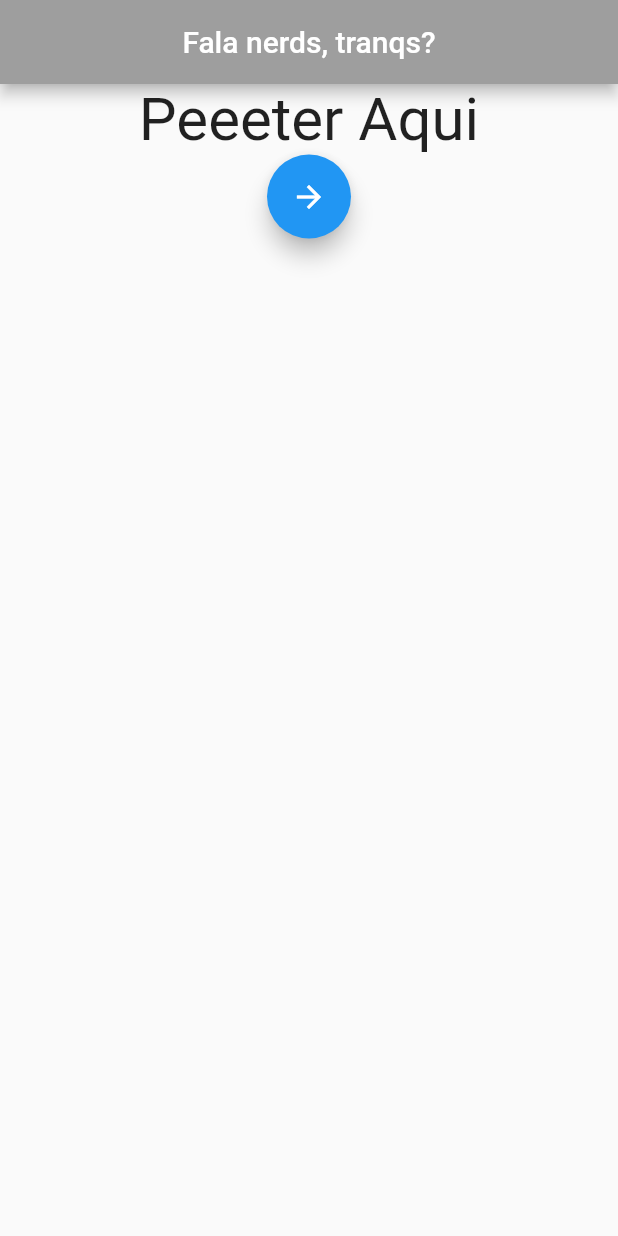
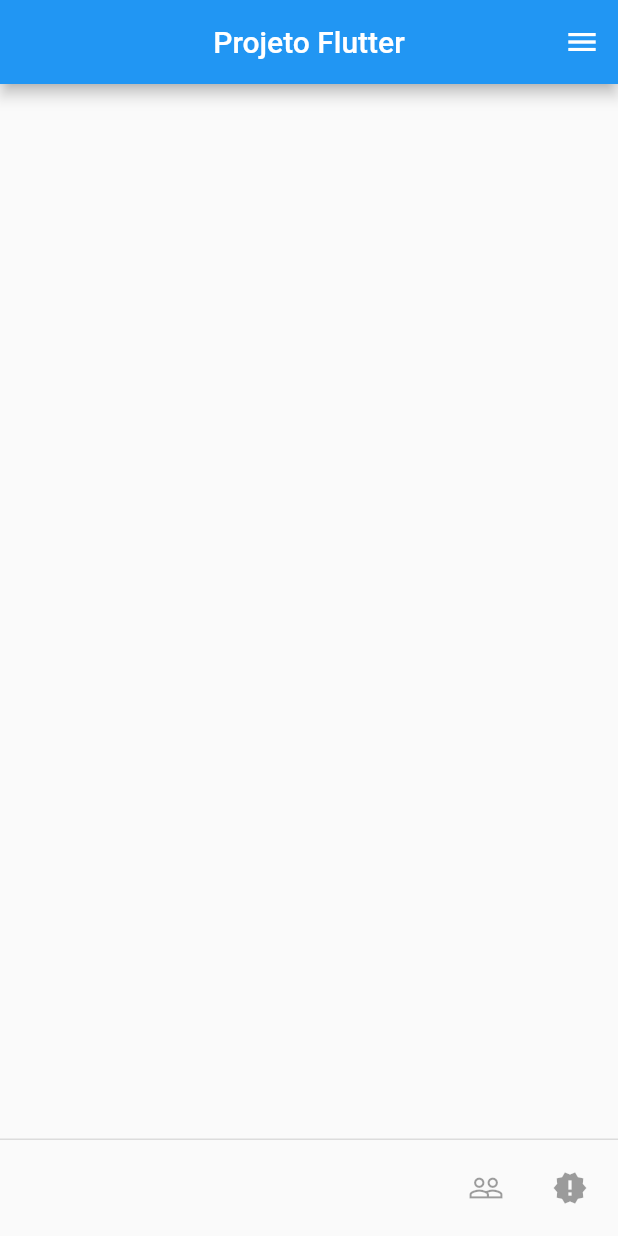
Before and after one commit to Rafel460/Projeto-Flutter, a Flutter app: the screen it shows after launch, on a phone screen of 412 x 824 dp. Run offline on Flutter 3.47's test engine with Material 2 defaults, Android fonts, the phone set to English and light mode, and no system bars; Roboto replaces fonts that are missing (Verdana).

Commit message:
Versao 10-04

```diff
--- a/lib/main.dart
+++ b/lib/main.dart
@@ -1,33 +1,37 @@
 import 'package:flutter/material.dart';
+
 void main(){
-  runApp(ProgramaBrabor());
-}
-void alertar(){
-  print('Teste 1,2');
+  runApp(ProjetoFlutter());
 }
 
-class ProgramaBrabor extends StatelessWidget{
+class ProjetoFlutter extends StatelessWidget{
   @override
   Widget build(BuildContext context){
     return MaterialApp(
       home: Scaffold(
         appBar: AppBar(
-        backgroundColor: Colors.grey,
-        title:Text('Fala nerds, tranqs?', style: TextStyle(fontFamily: 'Verdana'),),
-        centerTitle: true,
+          backgroundColor: Colors.blue,
+          title: Text('Projeto Flutter'),
+          centerTitle: true,
+          actions: <Widget>[
+            PopupMenuButton(icon: Icon(Icons.menu),
+            itemBuilder: (context)=>[
+              /*Aqui vão as opções do Botão, cada
+              item PopupMenuItem possui um child */
+              PopupMenuItem(child: Text('Teste'),),
+              PopupMenuItem(child: Text('Teste 2'),),
+              PopupMenuItem(child: Text('Teste 3'),),
+            ],),
+          ],
         ),
         body: Center(
-          child: Column( //-> Cria um child com uma coluna de elementos!
-            children: <Widget>[ //Atributo com um array de widgets
-            Text('Peeeter Aqui', style: TextStyle(fontSize: 40.0,)),
-            FloatingActionButton(child: Icon(Icons.arrow_forward)),
-
-          ],)
-          //child:
 
         ),
-      ),
-
+        persistentFooterButtons: <Widget>[
+         IconButton(icon: Icon(Icons.people_outline), onPressed: null),
+         IconButton(icon: Icon(Icons.new_releases), onPressed: null)
+        ],
+      )
     );
   }
 }
```
